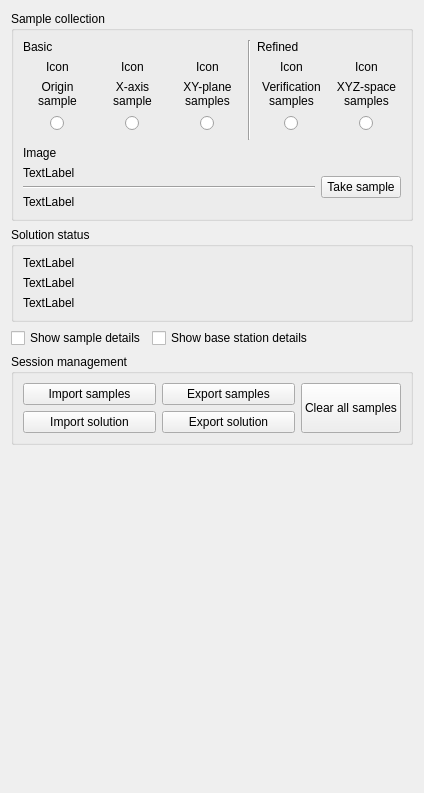
First picture: the form in src/cfclient/ui/widgets/geo_estimator.ui, repository bitcraze/crazyflie-clients-python, before the edit.
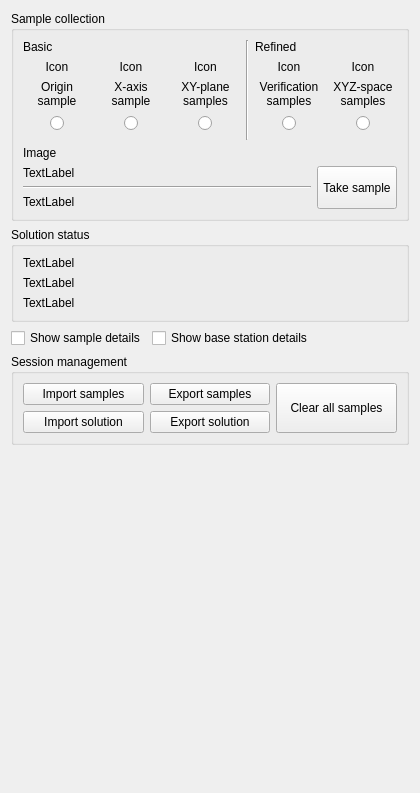
Second picture: the form after the edit.

Patch:
```diff
--- a/src/cfclient/ui/widgets/geo_estimator.ui
+++ b/src/cfclient/ui/widgets/geo_estimator.ui
@@ -6,7 +6,7 @@
    <rect>
     <x>0</x>
     <y>0</y>
-    <width>424</width>
+    <width>420</width>
     <height>793</height>
    </rect>
   </property>
@@ -422,7 +422,7 @@
             <item>
              <widget class="QPushButton" name="_step_measure">
               <property name="sizePolicy">
-               <sizepolicy hsizetype="Maximum" vsizetype="Fixed">
+               <sizepolicy hsizetype="Maximum" vsizetype="Minimum">
                 <horstretch>0</horstretch>
                 <verstretch>0</verstretch>
                </sizepolicy>
@@ -527,51 +527,39 @@
          <property name="title">
           <string>Session management</string>
          </property>
-         <layout class="QHBoxLayout" name="horizontalLayout_5">
-          <item>
-           <layout class="QVBoxLayout" name="verticalLayout_6">
-            <item>
-             <layout class="QHBoxLayout" name="horizontalLayout_3">
-              <item>
-               <widget class="QPushButton" name="_import_samples_button">
+         <layout class="QGridLayout" name="gridLayout_2">
+          <item row="1" column="1">
+           <widget class="QPushButton" name="_export_solution_button">
                 <property name="text">
-                 <string>Import samples</string>
+             <string>Export solution</string>
                 </property>
                </widget>
               </item>
-              <item>
+          <item row="0" column="1">
                <widget class="QPushButton" name="_export_samples_button">
                 <property name="text">
                  <string>Export samples</string>
                 </property>
                </widget>
               </item>
-             </layout>
-            </item>
-            <item>
-             <layout class="QHBoxLayout" name="horizontalLayout_6">
-              <item>
+          <item row="1" column="0">
                <widget class="QPushButton" name="_import_solution_button">
                 <property name="text">
                  <string>Import solution</string>
                 </property>
                </widget>
               </item>
-              <item>
-               <widget class="QPushButton" name="_export_solution_button">
+          <item row="0" column="0">
+           <widget class="QPushButton" name="_import_samples_button">
                 <property name="text">
-                 <string>Export solution</string>
+             <string>Import samples</string>
                 </property>
                </widget>
               </item>
-             </layout>
-            </item>
-           </layout>
-          </item>
-          <item>
+          <item row="0" column="2" rowspan="2">
            <widget class="QPushButton" name="_clear_all_button">
             <property name="sizePolicy">
-             <sizepolicy hsizetype="Maximum" vsizetype="Minimum">
+             <sizepolicy hsizetype="Minimum" vsizetype="Minimum">
               <horstretch>0</horstretch>
               <verstretch>0</verstretch>
              </sizepolicy>
```
Lines whose indentation alone changed are shown as unchanged.
